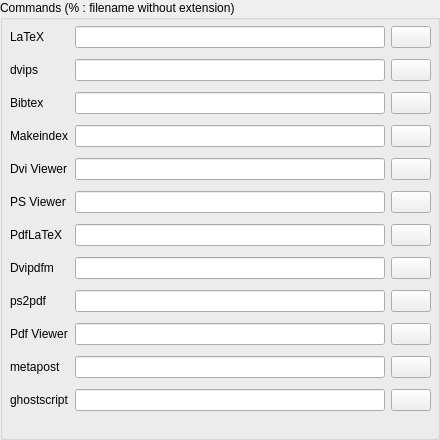
The window that pagetools.ui (orao/texmaker) describes before a commit, drawn with Qt 5.
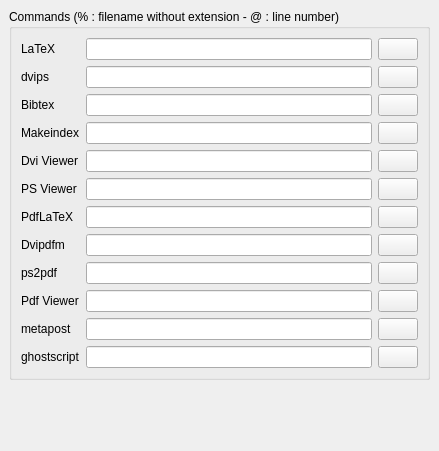
The same window after the commit. Icons and pictures are not drawn.

What changed in the file:
```diff
--- a/pagetools.ui
+++ b/pagetools.ui
@@ -8,34 +8,62 @@
    <rect>
     <x>0</x>
     <y>0</y>
-    <width>440</width>
-    <height>440</height>
+    <width>439</width>
+    <height>451</height>
    </rect>
   </property>
+  <property name="sizePolicy" >
+   <sizepolicy>
+    <hsizetype>7</hsizetype>
+    <vsizetype>7</vsizetype>
+    <horstretch>0</horstretch>
+    <verstretch>0</verstretch>
+   </sizepolicy>
+  </property>
   <property name="windowTitle" >
    <string>Form</string>
   </property>
+  <layout class="QGridLayout" >
+   <property name="margin" >
+    <number>9</number>
+   </property>
+   <property name="spacing" >
+    <number>6</number>
+   </property>
+   <item row="1" column="0" >
+    <spacer>
+     <property name="orientation" >
+      <enum>Qt::Vertical</enum>
+     </property>
+     <property name="sizeHint" >
+      <size>
+       <width>391</width>
+       <height>21</height>
+      </size>
+     </property>
+    </spacer>
+   </item>
+   <item row="0" column="0" >
   <widget class="QGroupBox" name="groupBox" >
-   <property name="geometry" >
-    <rect>
-     <x>0</x>
-     <y>0</y>
-     <width>440</width>
-     <height>440</height>
-    </rect>
+     <property name="sizePolicy" >
+      <sizepolicy>
+       <hsizetype>7</hsizetype>
+       <vsizetype>7</vsizetype>
+       <horstretch>0</horstretch>
+       <verstretch>0</verstretch>
+      </sizepolicy>
    </property>
    <property name="title" >
-    <string>Commands (% : filename without extension)</string>
-   </property>
-   <widget class="QWidget" name="" >
-    <property name="geometry" >
-     <rect>
-      <x>10</x>
-      <y>21</y>
-      <width>421</width>
-      <height>404</height>
-     </rect>
-    </property>
+      <string>Commands (% : filename without extension - @ : line number)</string>
+     </property>
+     <layout class="QGridLayout" >
+      <property name="margin" >
+       <number>9</number>
+      </property>
+      <property name="spacing" >
+       <number>6</number>
+      </property>
+      <item row="0" column="0" >
     <layout class="QGridLayout" >
      <property name="margin" >
       <number>0</number>
@@ -356,10 +384,12 @@
       </widget>
      </item>
     </layout>
-   </widget>
-  </widget>
- </widget>
- <pixmapfunction></pixmapfunction>
+      </item>
+     </layout>
+    </widget>
+   </item>
+  </layout>
+ </widget>
  <tabstops>
   <tabstop>lineEditLatex</tabstop>
   <tabstop>lineEditDvips</tabstop>
```
Left out of the diff: 3 changed lines with no effect on the pictures. Lines whose indentation alone changed are shown as unchanged.
